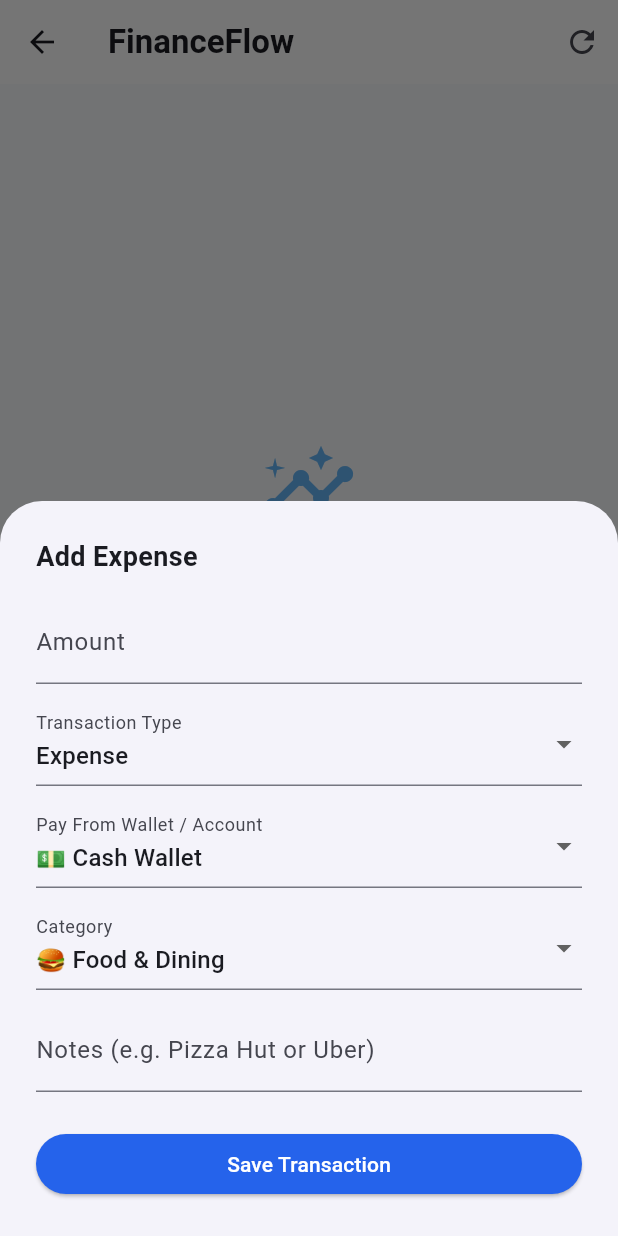
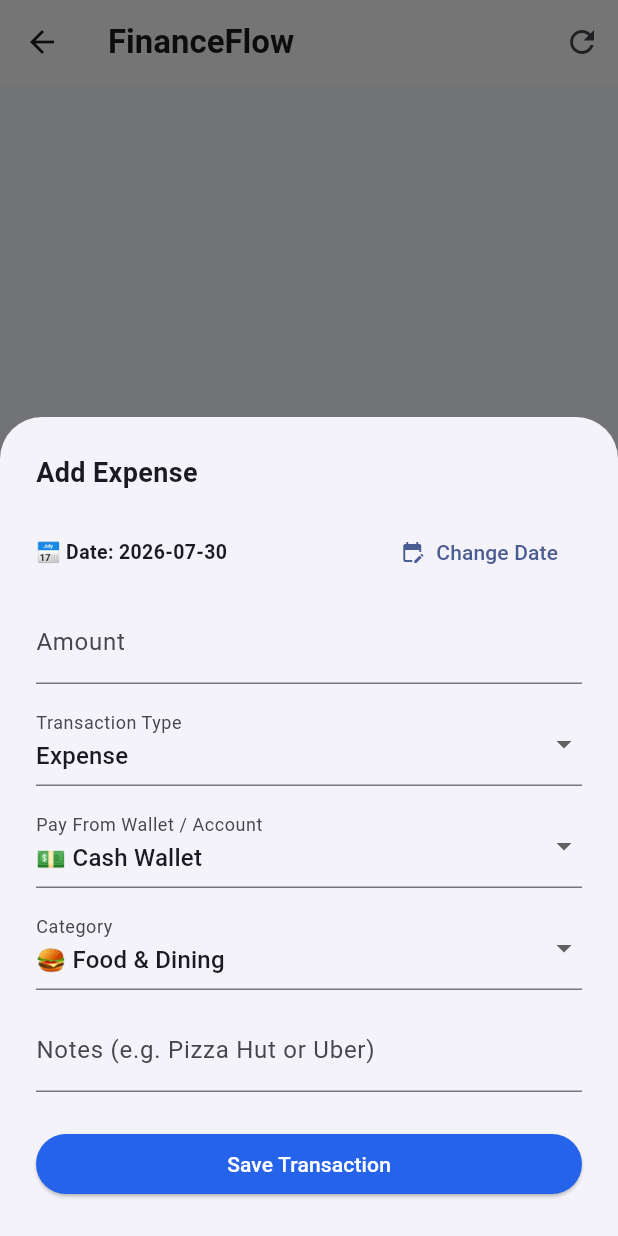
Before and after one commit to Kalana001/financeflow, a Flutter app: the DashboardScreen screen opened directly with empty values, item 3 of the bottom bar chosen, after a tap on "Add First Transaction", on a phone screen of 412 x 824 dp. Run offline on Flutter 3.47's test engine with Material 3 defaults, Android fonts, the phone set to English and light mode, and no system bars; our stand-ins replace local_auth, shared_preferences, supabase_flutter; accounts and stored records are empty; Roboto replaces fonts that are missing (Outfit, Plus Jakarta Sans).

Commit message:
Add Date Picker to Expense Logger, Monthly Filter Dropdown, and Week-by-Week Spending Breakdown Chart

```diff
--- a/lib/screens/dashboard.dart
+++ b/lib/screens/dashboard.dart
@@ -28,6 +28,7 @@ class _DashboardScreenState extends State<DashboardScreen> {
   bool _isLoading = true;
   String _searchQuery = '';
   String _filterCategory = 'All';
+  String _selectedMonthFilter = 'All';
 
   // Preferences
   bool _simpleMode = false;
@@ -79,19 +80,37 @@ class _DashboardScreenState extends State<DashboardScreen> {
     }
   }
 
+  // List of available months for filter dropdown
+  List<String> get _availableMonths {
+    final Set<String> months = {'All'};
+    for (var tx in _transactions) {
+      final d = tx['date'].toString();
+      if (d.length >= 7) {
+        months.add(d.substring(0, 7)); // e.g. "2026-07"
+      }
+    }
+    return months.toList();
+  }
+
+  // Filtered transactions by selected month
+  List<Map<String, dynamic>> get _filteredByMonthTransactions {
+    if (_selectedMonthFilter == 'All') return _transactions;
+    return _transactions.where((t) => t['date'].toString().startsWith(_selectedMonthFilter)).toList();
+  }
+
   // Dynamic Net Worth calculation: Sum of all wallet balances
   double get _totalNetWorth => _accounts.fold(
       0.0, (sum, acc) => sum + (double.tryParse(acc['current_balance'].toString()) ?? 0.0));
 
-  double get _totalIncome => _transactions
+  double get _totalIncome => _filteredByMonthTransactions
       .where((t) => t['type'] == 'income')
       .fold(0.0, (sum, t) => sum + (double.tryParse(t['amount'].toString()) ?? 0.0));
 
-  double get _totalExpense => _transactions
+  double get _totalExpense => _filteredByMonthTransactions
       .where((t) => t['type'] == 'expense')
       .fold(0.0, (sum, t) => sum + (double.tryParse(t['amount'].toString()) ?? 0.0));
 
-  Future<void> _addTransaction(double amount, String category, String type, String notes, String location, String accountId) async {
+  Future<void> _addTransaction(double amount, String category, String type, String notes, String location, String accountId, DateTime selectedDate) async {
     final newTx = {
       'id': 'tx-${DateTime.now().millisecondsSinceEpoch}',
       'amount': amount,
@@ -99,7 +118,7 @@ class _DashboardScreenState extends State<DashboardScreen> {
       'type': type,
       'account_id': accountId,
       'payment_method': 'Cash',
-      'date': DateTime.now().toIso8601String().substring(0, 10),
+      'date': selectedDate.toIso8601String().substring(0, 10),
       'notes': notes.isEmpty ? category : notes,
       'location': location.isEmpty ? 'Colombo' : location,
     };
@@ -244,7 +263,6 @@ class _DashboardScreenState extends State<DashboardScreen> {
       child: Column(
         crossAxisAlignment: CrossAxisAlignment.stretch,
         children: [
-          // User Greeting Header
           Row(
             mainAxisAlignment: MainAxisAlignment.spaceBetween,
             children: [
@@ -375,7 +393,7 @@ class _DashboardScreenState extends State<DashboardScreen> {
           ),
           const SizedBox(height: 16),
 
-          // Top Savings Goals Overview (Only shown if goals exist!)
+          // Top Savings Goals Overview
           if (_goals.isNotEmpty) ...[
             Row(
               mainAxisAlignment: MainAxisAlignment.spaceBetween,
@@ -657,10 +675,10 @@ class _DashboardScreenState extends State<DashboardScreen> {
   }
 
   // ----------------------------------------------------
-  // 2. TRANSACTIONS TAB
+  // 2. TRANSACTIONS TAB (With Monthly Filter)
   // ----------------------------------------------------
   Widget _buildTransactionsTab() {
-    final filtered = _transactions.where((tx) {
+    final filtered = _filteredByMonthTransactions.where((tx) {
       final matchesSearch = (tx['notes'] ?? '').toString().toLowerCase().contains(_searchQuery.toLowerCase()) ||
           (tx['category'] ?? '').toString().toLowerCase().contains(_searchQuery.toLowerCase());
       final matchesCat = _filterCategory == 'All' || tx['category'] == _filterCategory;
@@ -673,13 +691,29 @@ class _DashboardScreenState extends State<DashboardScreen> {
           padding: const EdgeInsets.all(16.0),
           child: Column(
             children: [
-              TextField(
+              Row(
+                children: [
+                  Expanded(
+                    child: TextField(
                       decoration: const InputDecoration(
                         prefixIcon: Icon(Icons.search),
-                  hintText: 'Search expenses, categories, or notes...',
+                        hintText: 'Search notes or categories...',
                         border: OutlineInputBorder(borderRadius: BorderRadius.all(Radius.circular(12))),
                       ),
                       onChanged: (val) => setState(() => _searchQuery = val),
+                    ),
+                  ),
+                  const SizedBox(width: 8),
+                  DropdownButton<String>(
+                    value: _selectedMonthFilter,
+                    items: _availableMonths.map((m) {
+                      return DropdownMenuItem(value: m, child: Text(m == 'All' ? '🗓️ All Months' : '📅 $m'));
+                    }).toList(),
+                    onChanged: (val) {
+                      if (val != null) setState(() => _selectedMonthFilter = val);
+                    },
+                  ),
+                ],
               ),
               const SizedBox(height: 10),
               SingleChildScrollView(
@@ -710,7 +744,7 @@ class _DashboardScreenState extends State<DashboardScreen> {
   }
 
   // ----------------------------------------------------
-  // 3. ANALYTICS TAB
+  // 3. ANALYTICS TAB (With Monthly Filter & Weekly Breakdown Bar Chart)
   // ----------------------------------------------------
   Widget _buildAnalyticsTab() {
     if (_transactions.isEmpty) {
@@ -742,26 +776,58 @@ class _DashboardScreenState extends State<DashboardScreen> {
       );
     }
 
-    final healthScore = _totalIncome > 0 ? (((_totalIncome - _totalExpense) / _totalIncome) * 100).clamp(0, 100).toStringAsFixed(0) : '85';
-    final monthlyExpense = _totalExpense > 0 ? _totalExpense : 25000.0;
-    final runwayMonths = (_totalNetWorth / monthlyExpense).clamp(0.0, 99.0);
-
-    final selectedCatExpenses = _transactions
+    final monthTxs = _filteredByMonthTransactions;
+    final monthIncome = monthTxs.where((t) => t['type'] == 'income').fold(0.0, (s, t) => s + (double.tryParse(t['amount'].toString()) ?? 0.0));
+    final monthExpense = monthTxs.where((t) => t['type'] == 'expense').fold(0.0, (s, t) => s + (double.tryParse(t['amount'].toString()) ?? 0.0));
+
+    final healthScore = monthIncome > 0 ? (((monthIncome - monthExpense) / monthIncome) * 100).clamp(0, 100).toStringAsFixed(0) : '85';
+    final runwayMonths = (_totalNetWorth / (monthExpense > 0 ? monthExpense : 25000.0)).clamp(0.0, 99.0);
+
+    final selectedCatExpenses = monthTxs
         .where((t) => t['category'] == _whatIfCategory && t['type'] == 'expense')
         .fold(0.0, (s, t) => s + (double.tryParse(t['amount'].toString()) ?? 0.0));
 
     final sixMonthSavings = (selectedCatExpenses * (_whatIfCutPct / 100.0)) * 6;
 
-    final totalCashflow = (_totalIncome + _totalExpense) > 0 ? (_totalIncome + _totalExpense) : 1.0;
-    final incomePct = (_totalIncome / totalCashflow).clamp(0.0, 1.0);
-    final expensePct = (_totalExpense / totalCashflow).clamp(0.0, 1.0);
+    final totalCashflow = (monthIncome + monthExpense) > 0 ? (monthIncome + monthExpense) : 1.0;
+    final incomePct = (monthIncome / totalCashflow).clamp(0.0, 1.0);
+    final expensePct = (monthExpense / totalCashflow).clamp(0.0, 1.0);
+
+    // Week-by-Week Spending Breakdown Calculation
+    double week1 = 0, week2 = 0, week3 = 0, week4 = 0;
+    for (var tx in monthTxs) {
+      if (tx['type'] == 'expense' && tx['date'] != null) {
+        final day = int.tryParse(tx['date'].toString().split('-').last) ?? 1;
+        final amt = double.tryParse(tx['amount'].toString()) ?? 0.0;
+        if (day <= 7) week1 += amt;
+        else if (day <= 14) week2 += amt;
+        else if (day <= 21) week3 += amt;
+        else week4 += amt;
+      }
+    }
+    final maxWeekSpend = [week1, week2, week3, week4].reduce((a, b) => a > b ? a : b);
+    final maxWeekBase = maxWeekSpend > 0 ? maxWeekSpend : 1.0;
 
     return SingleChildScrollView(
       padding: const EdgeInsets.all(16.0),
       child: Column(
         crossAxisAlignment: CrossAxisAlignment.stretch,
         children: [
+          Row(
+            mainAxisAlignment: MainAxisAlignment.spaceBetween,
+            children: [
               const Text('Financial Insights & AI Analytics', style: TextStyle(fontSize: 18, fontWeight: FontWeight.bold)),
+              DropdownButton<String>(
+                value: _selectedMonthFilter,
+                items: _availableMonths.map((m) {
+                  return DropdownMenuItem(value: m, child: Text(m == 'All' ? '🗓️ All Months' : '📅 $m'));
+                }).toList(),
+                onChanged: (val) {
+                  if (val != null) setState(() => _selectedMonthFilter = val);
+                },
+              ),
+            ],
+          ),
           const SizedBox(height: 12),
 
           Row(
@@ -801,6 +867,28 @@ class _DashboardScreenState extends State<DashboardScreen> {
             ],
           ),
           const SizedBox(height: 12),
+
+          // 📅 Week-by-Week Spending Breakdown Chart
+          const Text('📅 Week-by-Week Spending Breakdown', style: TextStyle(fontWeight: FontWeight.bold)),
+          const SizedBox(height: 8),
+          Card(
+            shape: RoundedRectangleBorder(borderRadius: BorderRadius.circular(16)),
+            child: Padding(
+              padding: const EdgeInsets.all(16.0),
+              child: Column(
+                children: [
+                  _buildBarChartRow('Week 1 (Days 1 - 7)', (week1 / maxWeekBase).clamp(0.0, 1.0), Colors.blue, '$_preferredCurrency ${week1.toStringAsFixed(0)}'),
+                  const SizedBox(height: 10),
+                  _buildBarChartRow('Week 2 (Days 8 - 14)', (week2 / maxWeekBase).clamp(0.0, 1.0), Colors.indigo, '$_preferredCurrency ${week2.toStringAsFixed(0)}'),
+                  const SizedBox(height: 10),
+                  _buildBarChartRow('Week 3 (Days 15 - 21)', (week3 / maxWeekBase).clamp(0.0, 1.0), Colors.orange, '$_preferredCurrency ${week3.toStringAsFixed(0)}'),
+                  const SizedBox(height: 10),
+                  _buildBarChartRow('Week 4 (Days 22 - End)', (week4 / maxWeekBase).clamp(0.0, 1.0), Colors.teal, '$_preferredCurrency ${week4.toStringAsFixed(0)}'),
+                ],
+              ),
+            ),
+          ),
+          const SizedBox(height: 16),
 
           // 🔮 AI What-If Simulator
           Card(
@@ -861,9 +949,9 @@ class _DashboardScreenState extends State<DashboardScreen> {
               padding: const EdgeInsets.all(16.0),
               child: Column(
                 children: [
-                  _buildBarChartRow('🟢 Income Cashflow', incomePct, Colors.green, '$_preferredCurrency ${_totalIncome.toStringAsFixed(0)}'),
+                  _buildBarChartRow('🟢 Income Cashflow', incomePct, Colors.green, '$_preferredCurrency ${monthIncome.toStringAsFixed(0)}'),
                   const SizedBox(height: 12),
-                  _buildBarChartRow('🔴 Expense Outflow', expensePct, Colors.red, '$_preferredCurrency ${_totalExpense.toStringAsFixed(0)}'),
+                  _buildBarChartRow('🔴 Expense Outflow', expensePct, Colors.red, '$_preferredCurrency ${monthExpense.toStringAsFixed(0)}'),
                 ],
               ),
             ),
@@ -891,7 +979,7 @@ class _DashboardScreenState extends State<DashboardScreen> {
                       mainAxisAlignment: MainAxisAlignment.center,
                       children: [
                         const Text('Total Spend', style: TextStyle(fontSize: 10, color: Colors.grey)),
-                        Text('$_preferredCurrency ${_totalExpense.toStringAsFixed(0)}', style: const TextStyle(fontWeight: FontWeight.bold, fontSize: 12)),
+                        Text('$_preferredCurrency ${monthExpense.toStringAsFixed(0)}', style: const TextStyle(fontWeight: FontWeight.bold, fontSize: 12)),
                       ],
                     ),
                   ),
@@ -900,7 +988,7 @@ class _DashboardScreenState extends State<DashboardScreen> {
                     final catName = cat['name'].toString().split(' ').first;
                     return Padding(
                       padding: const EdgeInsets.only(bottom: 10.0),
-                      child: _buildCategoryProgressRow('${cat['icon']} ${cat['name']}', _getCategoryPct(catName), Colors.orange),
+                      child: _buildCategoryProgressRow('${cat['icon']} ${cat['name']}', _getCategoryPct(catName, monthExpense), Colors.orange),
                     );
                   }),
                 ],
@@ -912,10 +1000,10 @@ class _DashboardScreenState extends State<DashboardScreen> {
     );
   }
 
-  double _getCategoryPct(String cat) {
-    if (_totalExpense == 0) return 0.0;
-    final catExp = _transactions.where((t) => t['category'].toString().toLowerCase().contains(cat.toLowerCase()) && t['type'] == 'expense').fold(0.0, (s, t) => s + (double.tryParse(t['amount'].toString()) ?? 0.0));
-    return (catExp / _totalExpense).clamp(0.0, 1.0);
+  double _getCategoryPct(String cat, double totalExp) {
+    if (totalExp == 0) return 0.0;
+    final catExp = _filteredByMonthTransactions.where((t) => t['category'].toString().toLowerCase().contains(cat.toLowerCase()) && t['type'] == 'expense').fold(0.0, (s, t) => s + (double.tryParse(t['amount'].toString()) ?? 0.0));
+    return (catExp / totalExp).clamp(0.0, 1.0);
   }
 
   Widget _buildBarChartRow(String label, double pct, Color color, String amountStr) {
@@ -1015,7 +1103,7 @@ class _DashboardScreenState extends State<DashboardScreen> {
   }
 
   // ----------------------------------------------------
-  // 4. GOALS TAB (Starts 100% Empty for New Installations)
+  // 4. GOALS TAB
   // ----------------------------------------------------
   Widget _buildGoalsTab() {
     return SingleChildScrollView(
@@ -1494,6 +1582,8 @@ class _DashboardScreenState extends State<DashboardScreen> {
     final amountController = TextEditingController();
     final noteController = TextEditingController();
     final locationController = TextEditingController();
+    DateTime selectedTxDate = DateTime.now();
+
     String category = _categories.isNotEmpty ? _categories[0]['name'] : 'Food & Dining';
     String type = 'expense';
     String selectedAccount = _accounts.isNotEmpty ? _accounts[0]['name'] : '💵 Cash Wallet';
@@ -1518,6 +1608,31 @@ class _DashboardScreenState extends State<DashboardScreen> {
                 children: [
                   Text(isExpense ? 'Add Expense' : 'Add Income', style: const TextStyle(fontSize: 18, fontWeight: FontWeight.bold)),
                   const SizedBox(height: 16),
+
+                  // Date Picker Row
+                  Row(
+                    mainAxisAlignment: MainAxisAlignment.spaceBetween,
+                    children: [
+                      Text('📅 Date: ${selectedTxDate.toIso8601String().substring(0, 10)}', style: const TextStyle(fontWeight: FontWeight.bold, fontSize: 13)),
+                      TextButton.icon(
+                        onPressed: () async {
+                          final picked = await showDatePicker(
+                            context: context,
+                            initialDate: selectedTxDate,
+                            firstDate: DateTime(2020),
+                            lastDate: DateTime(2030),
+                          );
+                          if (picked != null) {
+                            setModalState(() => selectedTxDate = picked);
+                          }
+                        },
+                        icon: const Icon(Icons.edit_calendar, size: 16),
+                        label: const Text('Change Date'),
+                      ),
+                    ],
+                  ),
+                  const SizedBox(height: 8),
+
                   TextField(
                     controller: amountController,
                     keyboardType: const TextInputType.numberWithOptions(decimal: true),
@@ -1576,7 +1691,7 @@ class _DashboardScreenState extends State<DashboardScreen> {
                       final amt = double.tryParse(amountController.text) ?? 0.0;
                       if (amt > 0) {
                         Navigator.pop(context);
-                        _addTransaction(amt, category, type, noteController.text, locationController.text, selectedAccount);
+                        _addTransaction(amt, category, type, noteController.text, locationController.text, selectedAccount, selectedTxDate);
                       }
                     },
                     child: const Text('Save Transaction', style: TextStyle(color: Colors.white)),
```
Lines whose indentation alone changed are shown as unchanged.
